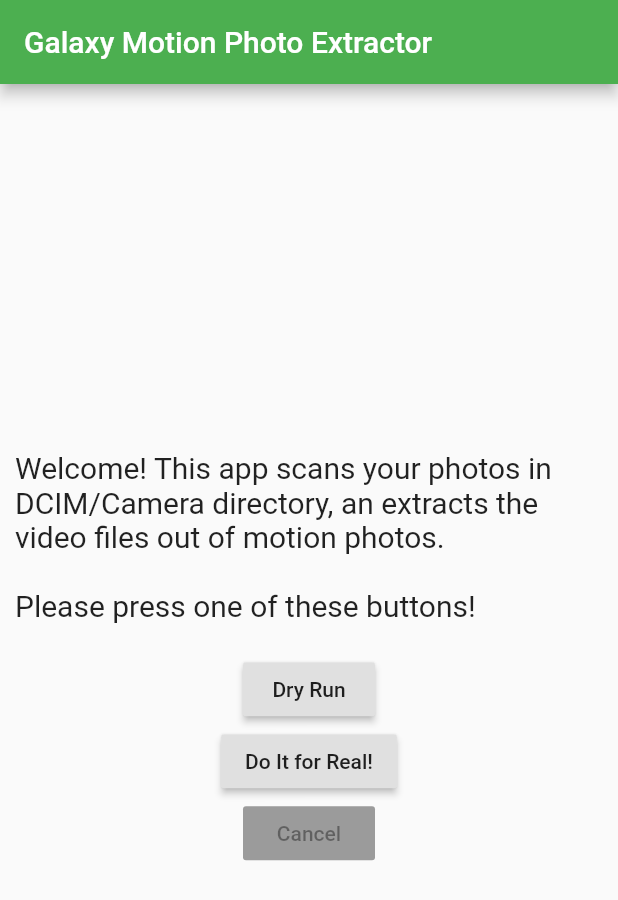
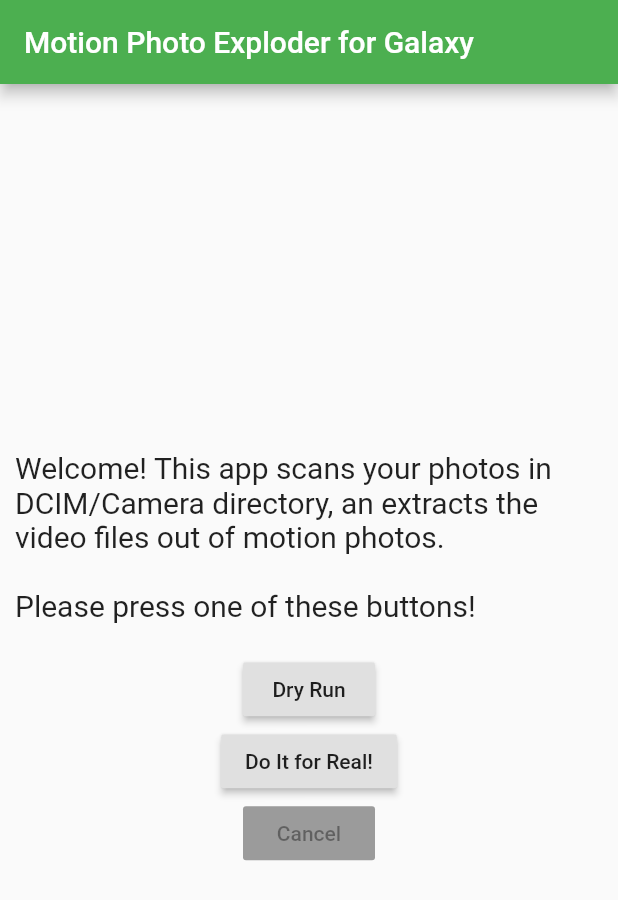
Before and after one commit to dtinth/galaxy_motion_photo_extractor, a Flutter app: the screen it shows after launch, on a phone screen of 412 x 824 dp. Shown: the top 900 px of the screen. Run offline on Flutter 3.47's test engine with Material 2 defaults, Android fonts, the phone set to English and light mode, and no system bars; missing offline and left inert: firebase_admob, simple_permissions; accounts and stored records are empty.

Commit message:
Prepare for Play Store

```diff
--- a/lib/main.dart
+++ b/lib/main.dart
@@ -12,11 +12,11 @@ class MyApp extends StatelessWidget {
   @override
   Widget build(BuildContext context) {
     return MaterialApp(
-      title: 'Galaxy Motion Photo Extractor',
+      title: 'Motion Photo Exploder for Galaxy',
       theme: ThemeData(
         primarySwatch: Colors.green,
       ),
-      home: MyHomePage(title: 'Galaxy Motion Photo Extractor'),
+      home: MyHomePage(title: 'Motion Photo Exploder for Galaxy'),
     );
   }
 }
--- a/pubspec.yaml
+++ b/pubspec.yaml
@@ -1,5 +1,5 @@
 name: galaxy_motion_photo_extractor_flutter
-description: Galaxy Motion Photo Extractor
+description: Motion Photo Exploder for Galaxy
 
 # The following defines the version and build number for your application.
 # A version number is three numbers separated by dots, like 1.2.43
```
Also changed, not shown: 4 other files.
